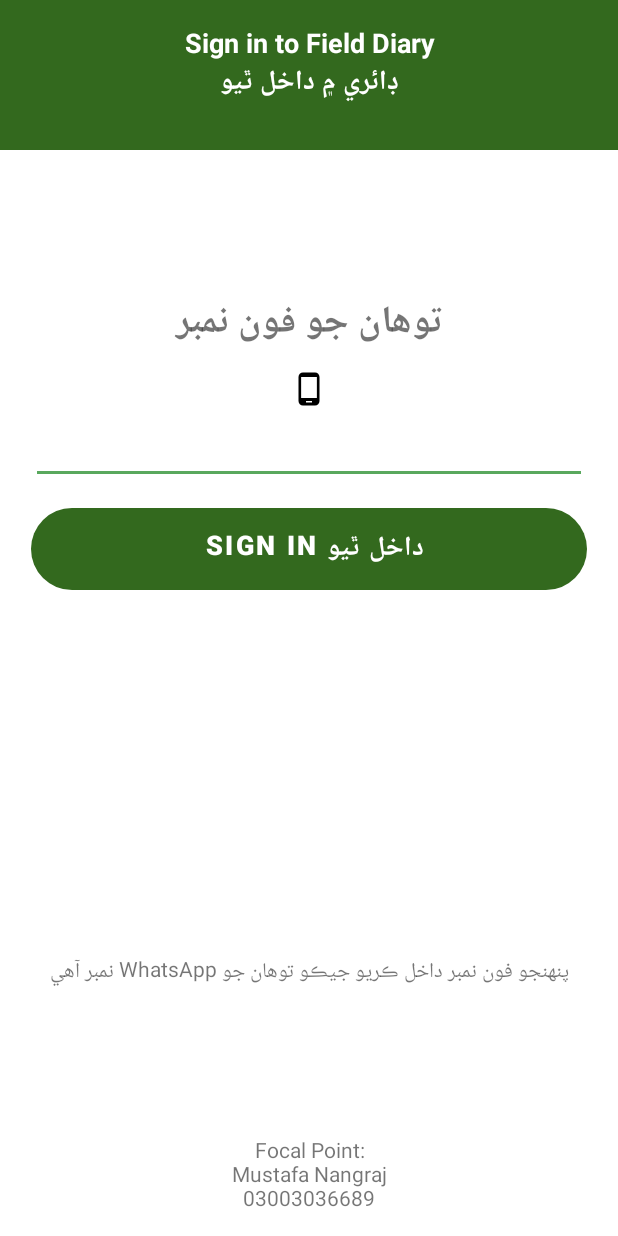
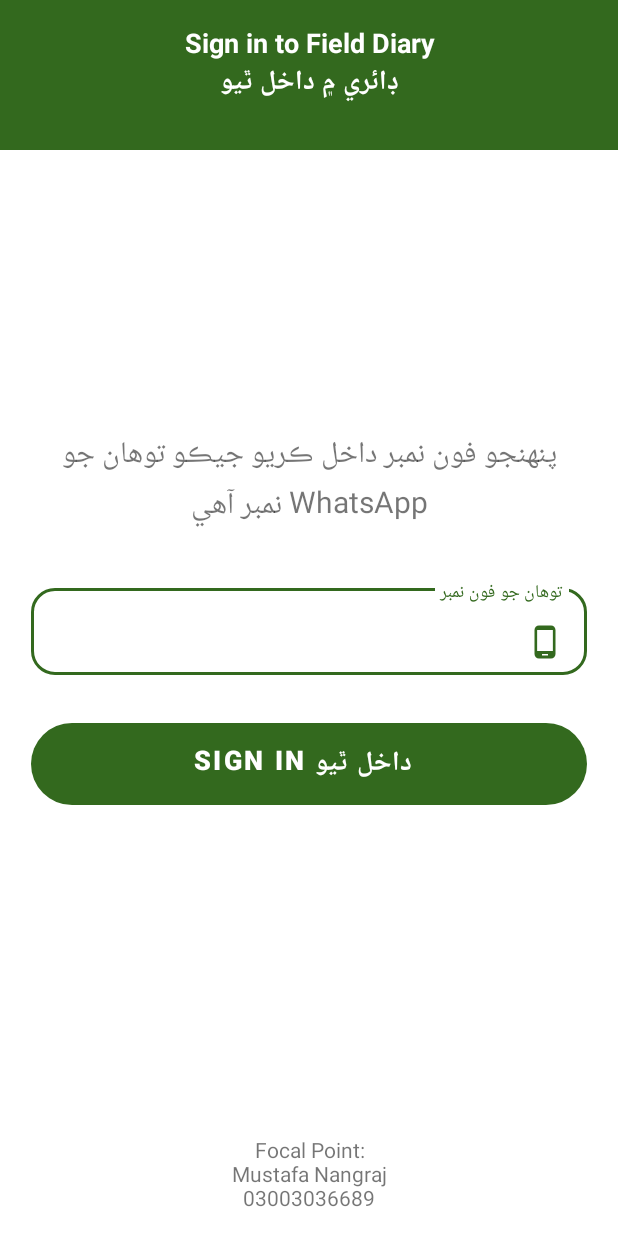
Before and after one commit to ict-agri-extension/FaApp, an Android app: the screen it shows after launch (SignIn), on a phone screen of 412 x 824 dp. Run offline under Robolectric (Android 15) with nearby library versions, the phone set to English and light mode, and no system bars; our stand-ins replace Volley; plain views replace ArcView; 1 statement that could not run was skipped.

Commit message:
Update 5 no otp and minor fixes and image size reduced

```diff
--- a/app/build.gradle
+++ b/app/build.gradle
@@ -9,8 +9,8 @@ android {
         minSdkVersion 19
         targetSdkVersion 30
         multiDexEnabled true
-        versionCode 4
-        versionName "2.21"
+        versionCode 5
+        versionName "2.22"
         testInstrumentationRunner "androidx.test.runner.AndroidJUnitRunner"
     }
     buildTypes {
--- a/app/src/main/res/drawable/ic_baseline_phone_android_24.xml
+++ b/app/src/main/res/drawable/ic_baseline_phone_android_24.xml
@@ -3,7 +3,7 @@
     android:height="24dp"
     android:viewportWidth="24"
     android:viewportHeight="24"
-    android:tint="#000">
+    android:tint="@color/colorPrimaryDark">
   <path
       android:fillColor="@android:color/white"
       android:pathData="M16,1L8,1C6.34,1 5,2.34 5,4v16c0,1.66 1.34,3 3,3h8c1.66,0 3,-1.34 3,-3L19,4c0,-1.66 -1.34,-3 -3,-3zM14,21h-4v-1h4v1zM17.25,18L6.75,18L6.75,4h10.5v14z"/>
--- a/app/src/main/res/layout/activity_sign_in.xml
+++ b/app/src/main/res/layout/activity_sign_in.xml
@@ -27,19 +27,13 @@
             android:textStyle="bold" />
     </com.github.florent37.shapeofview.shapes.ArcView>
 
-    <LinearLayout
+        <androidx.cardview.widget.CardView
             android:id="@+id/signInForm"
-        android:layout_width="match_parent"
-        android:layout_height="wrap_content"
-        android:layout_centerInParent="true"
-        android:layoutDirection="rtl"
-        android:orientation="vertical">
-
-        <androidx.cardview.widget.CardView
             android:layout_width="match_parent"
             android:layout_height="wrap_content"
             android:layout_marginBottom="220dp"
             app:cardElevation="4dp"
+            android:layout_centerInParent="true"
             app:cardPreventCornerOverlap="true"
             app:cardUseCompatPadding="true">
 
@@ -51,18 +45,34 @@
                 <TextView
                     android:layout_width="match_parent"
                     android:layout_height="wrap_content"
-                    android:text="@string/enter_phone"
-                    android:textAlignment="center"
-                    android:textSize="25sp"
-                    android:textStyle="bold" />
+                    android:text="@string/whatsapp"
+                    android:textSize="20sp"
+                    android:padding="16dp"
+                    android:layout_gravity="center"
+                    android:gravity="center"
+                    android:textAlignment="center" />
+
+                <com.google.android.material.textfield.TextInputLayout
+                    android:layout_width="match_parent"
+                    android:layout_height="wrap_content"
+                    android:hint="@string/enter_phone"
+                    app:hintEnabled="true"
+                    android:layout_margin="16dp"
+                    app:boxBackgroundMode="outline"
+                    app:boxCornerRadiusBottomEnd="16dp"
+                    app:boxCornerRadiusBottomStart="16dp"
+                    app:boxCornerRadiusTopEnd="16dp"
+                    app:boxCornerRadiusTopStart="16dp"
+                    app:boxStrokeColor="@color/colorPrimaryDark"
+                    app:hintTextColor="@color/colorPrimaryDark"
+                    app:boxBackgroundColor="#FFF"
+                    app:hintAnimationEnabled="true">
 
                     <EditText
                         android:id="@+id/signInPhone"
                         android:layout_width="match_parent"
                         android:layout_height="wrap_content"
-                    android:layout_marginStart="16dp"
-                    android:layout_marginEnd="16dp"
-                    android:drawableTop="@drawable/ic_baseline_phone_android_24"
+                        android:drawableStart="@drawable/ic_baseline_phone_android_24"
                         android:drawablePadding="16dp"
                         android:inputType="phone"
                         android:layoutDirection="rtl"
@@ -71,6 +81,8 @@
                         android:textDirection="rtl"
 
                         />
+
+                </com.google.android.material.textfield.TextInputLayout>
 
                 <com.google.android.material.floatingactionbutton.ExtendedFloatingActionButton
                     android:layout_width="match_parent"
@@ -87,15 +99,6 @@
         </androidx.cardview.widget.CardView>
 
 
-    </LinearLayout>
-
-    <TextView
-        android:layout_width="match_parent"
-        android:layout_height="wrap_content"
-        android:text="@string/whatsapp"
-        android:layout_below="@+id/signInForm"
-        android:textAlignment="center"/>
-
 
 
     <TextView
```
Also changed, not shown: app/src/main/java/sindh/agriculureextension/fadiary/MainActivity.java (+17 -13 lines), app/src/main/java/sindh/agriculureextension/fadiary/form/FarmerForm.java (+42 -29 lines), app/src/main/java/sindh/agriculureextension/fadiary/network/AppHelper.java (+5 -5 lines), app/src/main/java/sindh/agriculureextension/fadiary/signin/SignIn.java (+6 -26 lines). Lines whose indentation alone changed are shown as unchanged.
